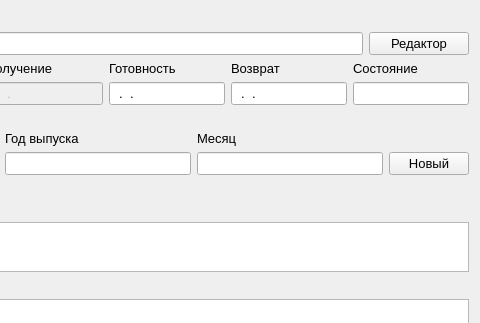
This is addform.ui in Flamio/RepairCards as Qt 5 draws it before an edit; both pictures show x 391 to 871 and y 0 to 323 of the 871 by 790 pixel window. The edited form follows.
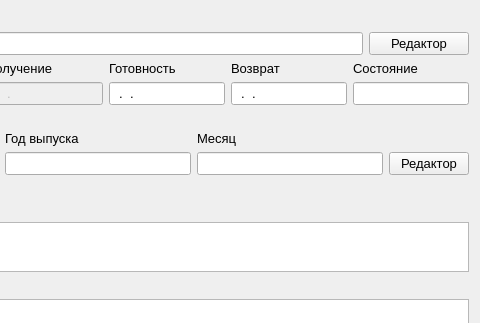
This is the edited form.

```diff
--- a/addform.ui
+++ b/addform.ui
@@ -419,7 +419,7 @@
            </font>
           </property>
           <property name="text">
-           <string>Новый</string>
+           <string>Редактор</string>
           </property>
          </widget>
         </item>
```
